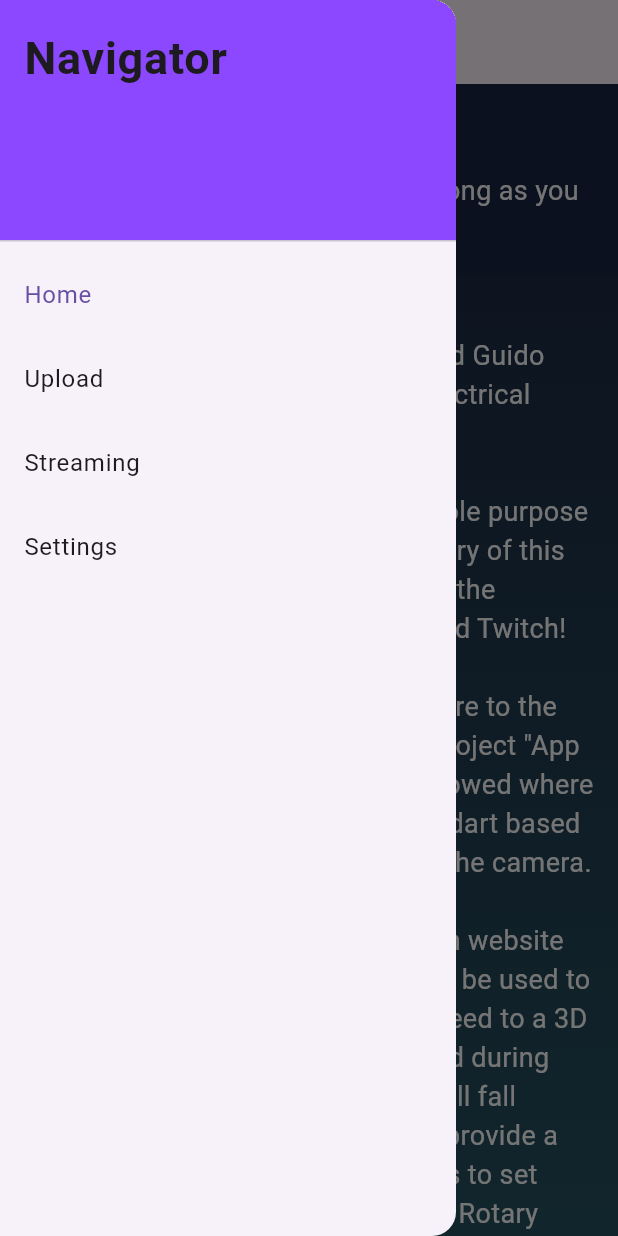
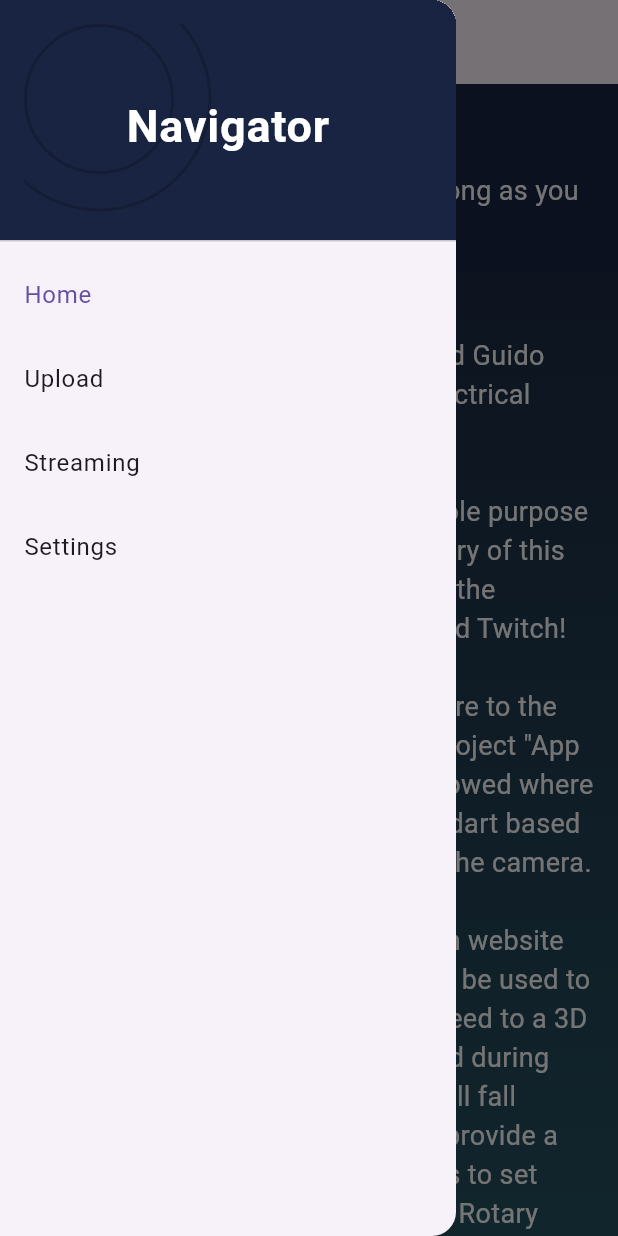
Before and after one commit to Starceus001/Streaming-Service-App, a Flutter app: the screen it shows after launch, with the side drawer open, on a phone screen of 412 x 824 dp. Run offline on Flutter 3.47's test engine with Material 3 defaults, Android fonts, the phone set to English and light mode, and no system bars; our stand-ins replace image_picker; Roboto replaces fonts that are missing (Exo); project files that could hold a hidden picture were left out.

Commit message:
Changed menu colors and style

```diff
--- a/lib/app_drawer.dart
+++ b/lib/app_drawer.dart
@@ -13,20 +13,51 @@ class AppDrawer extends StatelessWidget {
         padding: EdgeInsets.zero,
         children: [
           DrawerHeader(
+            decoration: const BoxDecoration(
+              color: Color(0xFF192442),
+            ),
+            child: Stack(
+              children: [
+                Positioned(
+                  top: 0.0,
+                  left: 0.0,
+                  child: Container(
+                    width: 100.0,
+                    height: 100.0,
                     decoration: BoxDecoration(
-              color: Color.fromARGB(255, 139, 72, 255),
+                      shape: BoxShape.circle,
+                      border: Border.all(color: Colors.black.withOpacity(0.2), width: 2.0),
                     ),
+                  ),
+                ),
+                Positioned(
+                  top: -25.0,
+                  left: -25.0,
+                  child: Container(
+                    width: 150.0,
+                    height: 150.0,
+                    decoration: BoxDecoration(
+                      shape: BoxShape.circle,
+                      border: Border.all(color: Colors.black.withOpacity(0.2), width: 2.0),
+                    ),
+                  ),
+                ),
+                const Center(
                   child: Text(
                     'Navigator',
                     style: TextStyle(
                       fontFamily: 'Exo',
                       fontSize: 30.0,
+                      color: Colors.white,
                       fontWeight: FontWeight.bold,
                     ),
                   ),
                 ),
+              ],
+            ),
+          ),
           ListTile(
-            title: Text('Home'),
+            title: const Text('Home'),
             selected: selectedIndex == 0,
             onTap: () {
               onItemTapped(0);
@@ -34,7 +65,7 @@ class AppDrawer extends StatelessWidget {
             },
           ),
           ListTile(
-            title: Text('Upload'),
+            title: const Text('Upload'),
             selected: selectedIndex == 1,
             onTap: () {
               onItemTapped(1);
@@ -42,7 +73,7 @@ class AppDrawer extends StatelessWidget {
             },
           ),
           ListTile(
-            title: Text('Streaming'),
+            title: const Text('Streaming'),
             selected: selectedIndex == 2,
             onTap: () {
               onItemTapped(2);
@@ -50,7 +81,7 @@ class AppDrawer extends StatelessWidget {
             },
           ),
           ListTile(
-            title: Text('Settings'),
+            title: const Text('Settings'),
             selected: selectedIndex == 3,
             onTap: () {
               onItemTapped(3);
```
Lines whose indentation alone changed are shown as unchanged.
